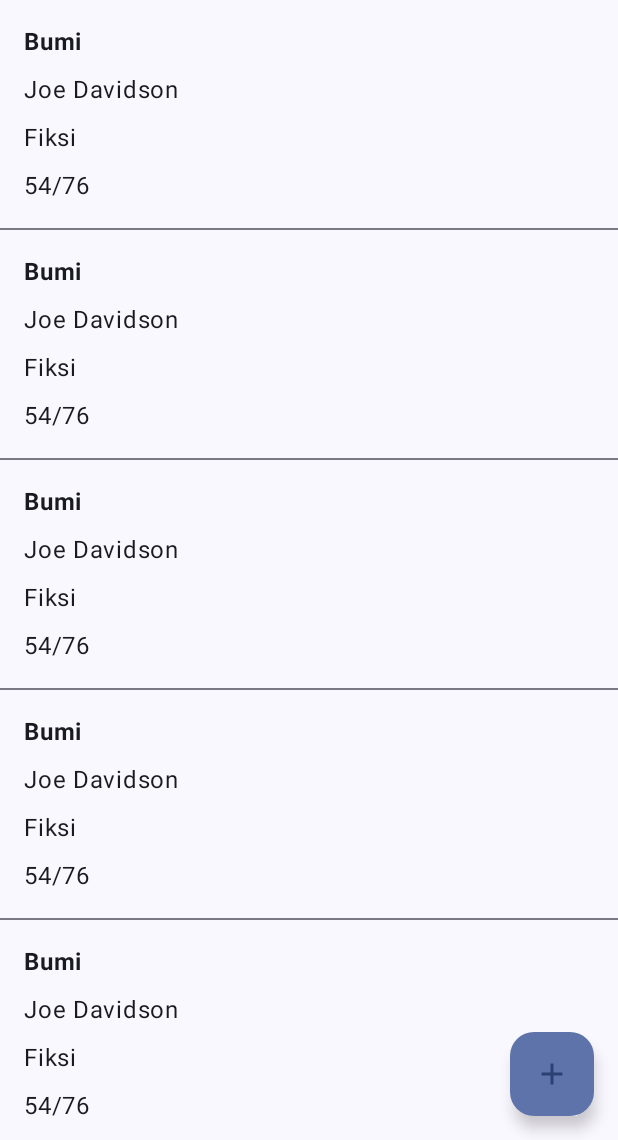
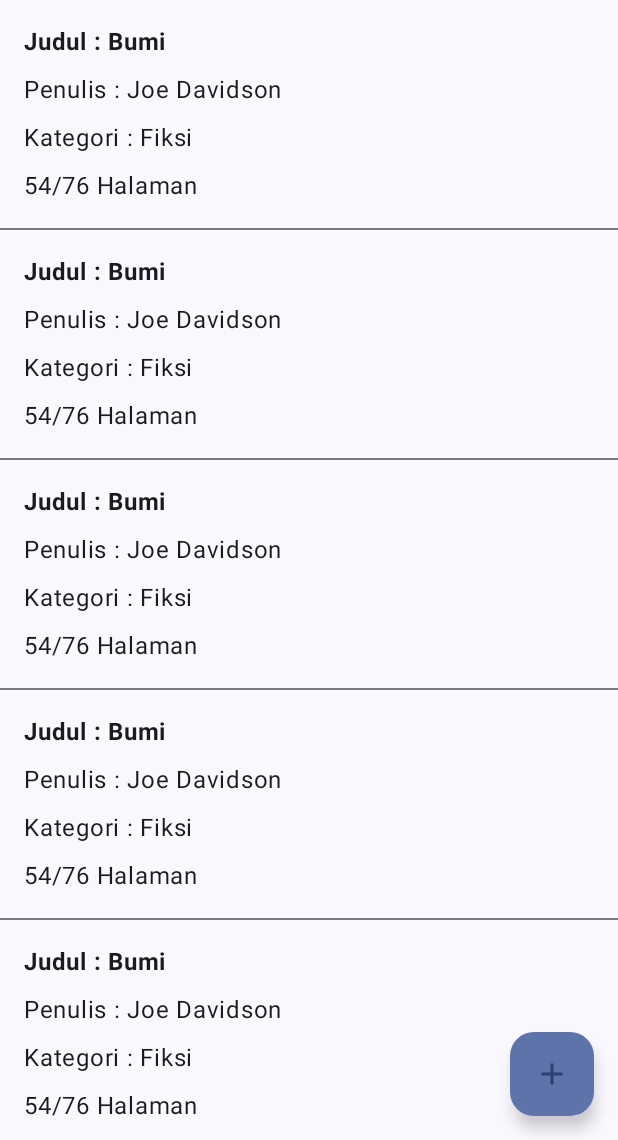
Before and after one commit to Debbylelycaa/Assessment-Mobpro, an Android app built with Jetpack Compose: the screen it shows after launch (MainActivity), on a phone screen of 412 x 824 dp, the part 96-1236 px from its top. Run offline under Robolectric (Android 15) with nearby library versions, the light colour scheme and no system bars.

Commit message:
List Sederhana

```diff
--- a/app/src/main/java/org/d3if0152/bakuapp/ui/screen/MainScreen.kt
+++ b/app/src/main/java/org/d3if0152/bakuapp/ui/screen/MainScreen.kt
@@ -120,16 +120,21 @@ fun BooksList(books: Books, onClick: () -> Unit){
         verticalArrangement = Arrangement.spacedBy(8.dp)
     ) {
         Text(
-            text = books.judul,
+            text = stringResource(id = R.string.judul) + books.judul,
             maxLines = 1,
             overflow = TextOverflow.Ellipsis,
             fontWeight = FontWeight.Bold
         )
-        Text(text = books.penulis,
+        Text(
+            text = stringResource(id = R.string.penulis) + books.penulis,
             maxLines = 2,
             overflow = TextOverflow.Ellipsis
         )
-        Text(text = books.kategori)
-        Text(text = books.dibaca.toString() + "/" + books.totalHalaman.toString())
+        Text(
+            text = stringResource(id = R.string.kategoriList) + books.kategori
+        )
+        Text(
+            text = "${books.dibaca}/${books.totalHalaman} ${stringResource(id = R.string.laman)}"
+        )
     }
 }
--- a/app/src/main/res/values/strings.xml
+++ b/app/src/main/res/values/strings.xml
@@ -27,4 +27,7 @@
     <string name="kategori">Kategori : %1$s</string>
     <string name="total_halaman_x">Total Halaman :  %1$s</string>
     <string name="halaman_dibaca_x">Halaman Dibaca :  %1$s</string>
+    <string name="judul">"Judul : "</string>
+    <string name="penulis">"Penulis : "</string>
+    <string name="kategoriList">"Kategori : "</string>
 </resources>
```
Also changed, not shown: 1 other file.
